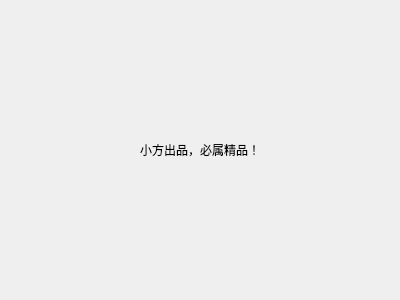
This is aboutus.ui in okfanger/xiaofang-supermarket-qt as Qt 5 draws it before an edit. The edited form follows.
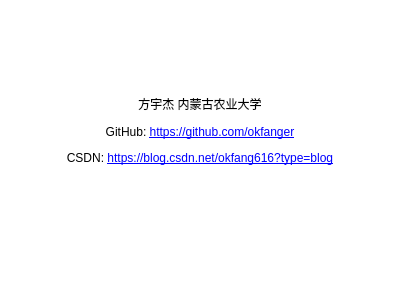
This is the edited form. Icons and pictures are not drawn.

Patch:
```diff
--- a/aboutus.ui
+++ b/aboutus.ui
@@ -13,14 +13,26 @@
   <property name="windowTitle">
    <string>Form</string>
   </property>
-  <layout class="QVBoxLayout" name="verticalLayout">
+  <property name="autoFillBackground">
+   <bool>false</bool>
+  </property>
+  <property name="styleSheet">
+   <string notr="true">background-color: rgb(255, 255, 255);</string>
+  </property>
+  <layout class="QHBoxLayout" name="horizontalLayout">
    <item>
-    <widget class="QLabel" name="label">
+    <widget class="QLabel" name="label_2">
+     <property name="sizePolicy">
+      <sizepolicy hsizetype="Minimum" vsizetype="Minimum">
+       <horstretch>0</horstretch>
+       <verstretch>0</verstretch>
+      </sizepolicy>
+     </property>
+     <property name="autoFillBackground">
+      <bool>false</bool>
+     </property>
      <property name="text">
-      <string>小方出品，必属精品！</string>
-     </property>
-     <property name="alignment">
-      <set>Qt::AlignCenter</set>
+      <string>&lt;html&gt;&lt;head/&gt;&lt;body&gt;&lt;p align=&quot;center&quot;&gt;&lt;img src=&quot;:/images/images/avatar.png&quot; width=&quot;100&quot;/&gt;&lt;/p&gt;&lt;p align=&quot;center&quot;&gt;方宇杰 内蒙古农业大学&lt;/p&gt;&lt;p align=&quot;center&quot;&gt;GitHub: &lt;a href=&quot;https://github.com/okfanger&quot;&gt;&lt;span style=&quot; text-decoration: underline; color:#0000ff;&quot;&gt;https://github.com/okfanger&lt;/span&gt;&lt;/a&gt;&lt;/p&gt;&lt;p align=&quot;center&quot;&gt;CSDN: &lt;a href=&quot;https://blog.csdn.net/okfang616?type=blog&quot;&gt;&lt;span style=&quot; text-decoration: underline; color:#0000ff;&quot;&gt;https://blog.csdn.net/okfang616?type=blog&lt;/span&gt;&lt;/a&gt;&lt;/p&gt;&lt;p align=&quot;center&quot;&gt;&lt;br/&gt;&lt;/p&gt;&lt;/body&gt;&lt;/html&gt;</string>
      </property>
     </widget>
    </item>
```
